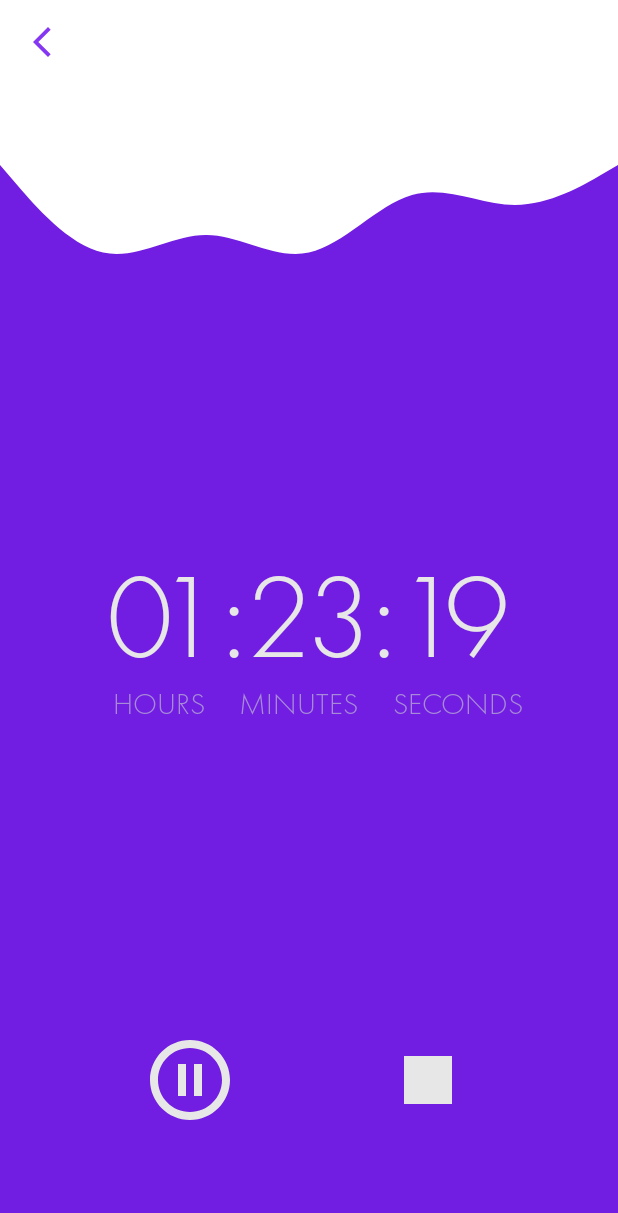
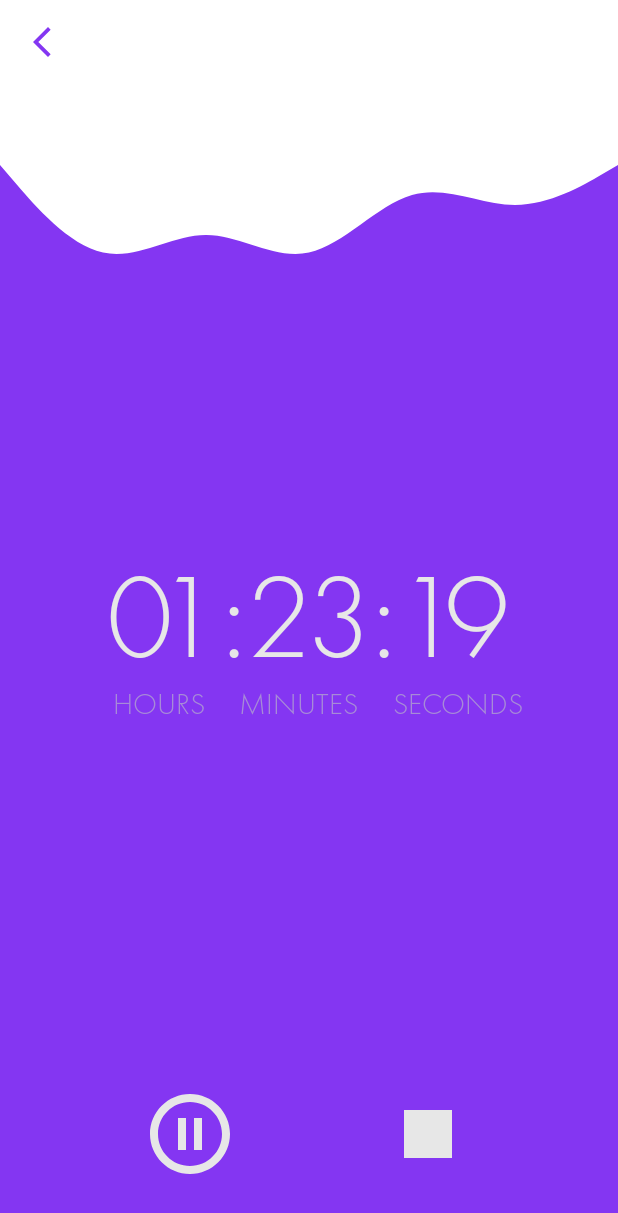
Before and after one commit to DGojka/ReadingStats, an Android app: the layout fragment_real_time_session.xml on its own in the app's theme, with its tools: preview values and no code run, on a phone screen of 412 x 824 dp. Shown: the top 1213 px of the screen. Run offline under Robolectric (Android 15) with nearby library versions, the phone set to English and light mode, and no system bars.

Commit message:
changing layout colour and hiding bottom navigation bar while in session

```diff
--- a/app/src/main/java/com/example/bookstats/features/realtimesessions/ui/RealTimeSessionFragment.kt
+++ b/app/src/main/java/com/example/bookstats/features/realtimesessions/ui/RealTimeSessionFragment.kt
@@ -15,6 +15,7 @@ import com.example.bookstats.databinding.FragmentRealTimeSessionBinding
 import com.example.bookstats.databinding.PagesReadDialogBinding
 import com.example.bookstats.features.realtimesessions.viewmodel.RealTimeSessionsViewModel
 import com.example.bookstats.features.realtimesessions.viewmodel.RealTimeSessionsViewModelFactory
+import com.google.android.material.bottomnavigation.BottomNavigationView
 import kotlinx.coroutines.launch
 import javax.inject.Inject
 
@@ -33,6 +34,8 @@ class RealTimeSessionFragment : Fragment() {
         savedInstanceState: Bundle?
     ): View {
         (activity?.application as ReadingStatsApp).appComponent.inject(this)
+        requireActivity().findViewById<BottomNavigationView>(R.id.bottomNavigationView).visibility =
+            View.GONE
         _binding = FragmentRealTimeSessionBinding.inflate(inflater, container, false)
         return binding.root
     }
@@ -106,5 +109,9 @@ class RealTimeSessionFragment : Fragment() {
         pagesReadDialog = dialogBuilder.create()
         pagesReadDialog.show()
     }
-
+    override fun onDestroyView() {
+        super.onDestroyView()
+        requireActivity().findViewById<BottomNavigationView>(R.id.bottomNavigationView).visibility =
+            View.VISIBLE
+    }
 }
--- a/app/src/main/res/drawable/wave.xml
+++ b/app/src/main/res/drawable/wave.xml
@@ -3,7 +3,7 @@
     android:height="320dp"
     android:viewportWidth="1440"
     android:viewportHeight="320">
-  <path
-      android:pathData="M0,32L40,74.7C80,117 160,203 240,218.7C320,235 400,181 480,181.3C560,181 640,235 720,218.7C800,203 880,117 960,96C1040,75 1120,117 1200,117.3C1280,117 1360,75 1400,53.3L1440,32L1440,320L1400,320C1360,320 1280,320 1200,320C1120,320 1040,320 960,320C880,320 800,320 720,320C640,320 560,320 480,320C400,320 320,320 240,320C160,320 80,320 40,320L0,320Z"
-      android:fillColor="#721de2"/>
+    <path
+        android:fillColor="@color/violet"
+        android:pathData="M0,32L40,74.7C80,117 160,203 240,218.7C320,235 400,181 480,181.3C560,181 640,235 720,218.7C800,203 880,117 960,96C1040,75 1120,117 1200,117.3C1280,117 1360,75 1400,53.3L1440,32L1440,320L1400,320C1360,320 1280,320 1200,320C1120,320 1040,320 960,320C880,320 800,320 720,320C640,320 560,320 480,320C400,320 320,320 240,320C160,320 80,320 40,320L0,320Z" />
 </vector>
--- a/app/src/main/res/layout/fragment_real_time_session.xml
+++ b/app/src/main/res/layout/fragment_real_time_session.xml
@@ -30,7 +30,7 @@
         android:id="@+id/layout"
         android:layout_width="match_parent"
         android:layout_height="match_parent"
-        android:background="@color/dark_violet"
+        android:background="@color/violet"
         android:layout_marginTop="200dp">
 
         <TextView
@@ -89,11 +89,11 @@
             android:id="@+id/pause_or_resume_button"
             android:layout_width="wrap_content"
             android:layout_height="wrap_content"
-            android:layout_marginBottom="72dp"
+            android:layout_marginBottom="36dp"
             app:layout_constraintLeft_toLeftOf="parent"
             app:layout_constraintRight_toLeftOf="@id/stop"
             app:layout_constraintBottom_toBottomOf="parent"
-            android:background="@color/dark_violet"
+            android:background="@color/violet"
             android:src="@drawable/ic_pause_session"
             android:contentDescription="@string/pause_session"
             />
@@ -101,11 +101,11 @@
             android:id="@+id/stop"
             android:layout_width="wrap_content"
             android:layout_height="wrap_content"
-            android:layout_marginBottom="72dp"
+            android:layout_marginBottom="36dp"
             app:layout_constraintLeft_toRightOf="@id/pause_or_resume_button"
             app:layout_constraintRight_toRightOf="parent"
             app:layout_constraintBottom_toBottomOf="parent"
-            android:background="@color/dark_violet"
+            android:background="@color/violet"
             android:src="@drawable/ic_stop_session"
             android:contentDescription="@string/end_session"
             />
```
